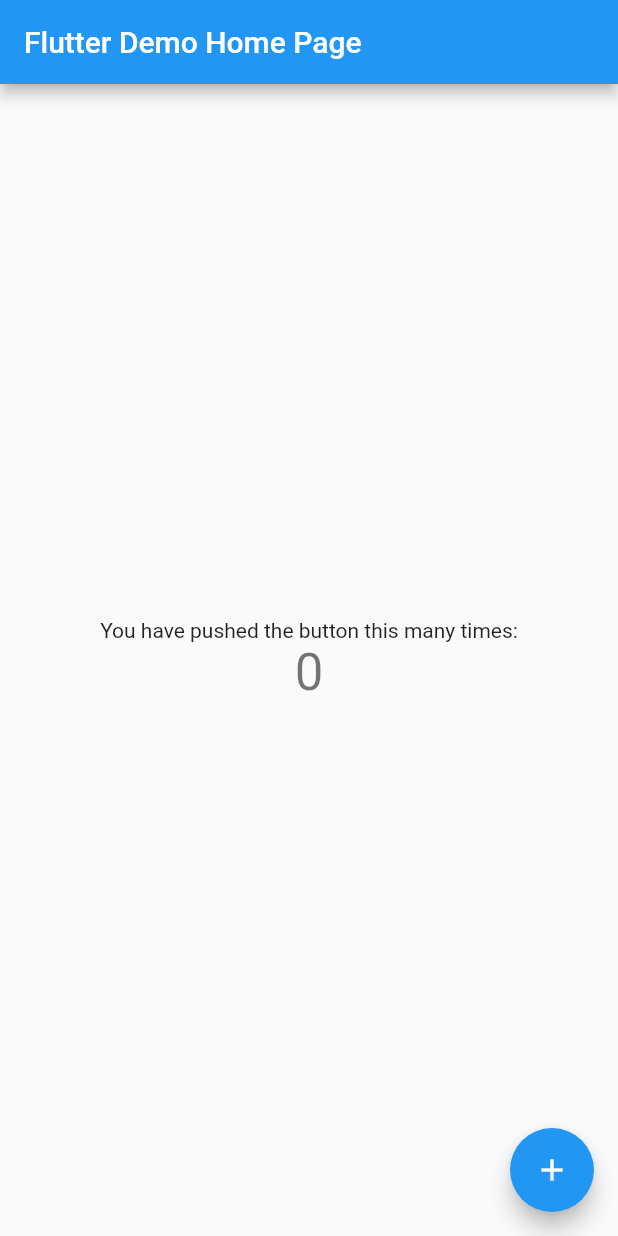
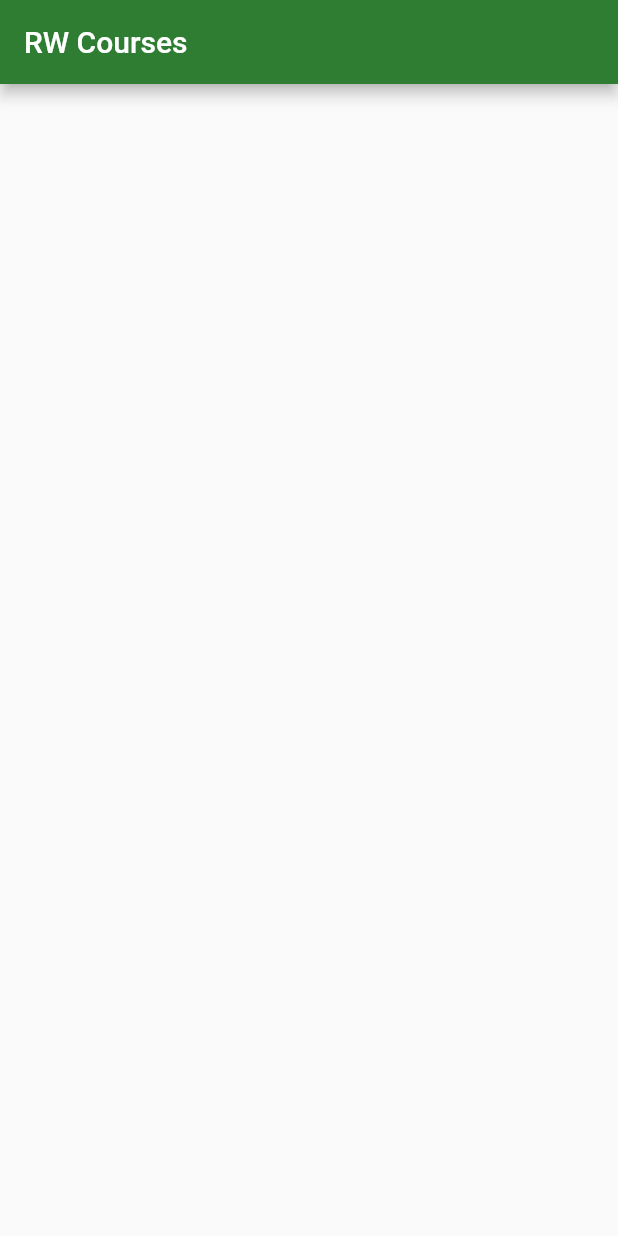
Before and after one commit to Uncensored-Developer/rwcourses, a Flutter app: the screen it shows after launch, on a phone screen of 412 x 824 dp. Run offline on Flutter 3.47's test engine with Material 2 defaults, Android fonts, the phone set to English and light mode, and no system bars.

Commit message:
Basic setup

```diff
--- a/lib/main.dart
+++ b/lib/main.dart
@@ -1,115 +1,10 @@
 import 'package:flutter/material.dart';
+import 'package:rwcourses/rwcourses_app.dart';
 
-void main() {
-  runApp(const MyApp());
-}
+import 'strings.dart';
 
-class MyApp extends StatelessWidget {
-  const MyApp({super.key});
-
-  // This widget is the root of your application.
-  @override
-  Widget build(BuildContext context) {
-    return MaterialApp(
-      title: 'Flutter Demo',
-      theme: ThemeData(
-        // This is the theme of your application.
-        //
-        // Try running your application with "flutter run". You'll see the
-        // application has a blue toolbar. Then, without quitting the app, try
-        // changing the primarySwatch below to Colors.green and then invoke
-        // "hot reload" (press "r" in the console where you ran "flutter run",
-        // or simply save your changes to "hot reload" in a Flutter IDE).
-        // Notice that the counter didn't reset back to zero; the application
-        // is not restarted.
-        primarySwatch: Colors.blue,
-      ),
-      home: const MyHomePage(title: 'Flutter Demo Home Page'),
-    );
-  }
-}
-
-class MyHomePage extends StatefulWidget {
-  const MyHomePage({super.key, required this.title});
-
-  // This widget is the home page of your application. It is stateful, meaning
-  // that it has a State object (defined below) that contains fields that affect
-  // how it looks.
-
-  // This class is the configuration for the state. It holds the values (in this
-  // case the title) provided by the parent (in this case the App widget) and
-  // used by the build method of the State. Fields in a Widget subclass are
-  // always marked "final".
-
-  final String title;
-
-  @override
-  State<MyHomePage> createState() => _MyHomePageState();
-}
-
-class _MyHomePageState extends State<MyHomePage> {
-  int _counter = 0;
-
-  void _incrementCounter() {
-    setState(() {
-      // This call to setState tells the Flutter framework that something has
-      // changed in this State, which causes it to rerun the build method below
-      // so that the display can reflect the updated values. If we changed
-      // _counter without calling setState(), then the build method would not be
-      // called again, and so nothing would appear to happen.
-      _counter++;
-    });
-  }
-
-  @override
-  Widget build(BuildContext context) {
-    // This method is rerun every time setState is called, for instance as done
-    // by the _incrementCounter method above.
-    //
-    // The Flutter framework has been optimized to make rerunning build methods
-    // fast, so that you can just rebuild anything that needs updating rather
-    // than having to individually change instances of widgets.
-    return Scaffold(
-      appBar: AppBar(
-        // Here we take the value from the MyHomePage object that was created by
-        // the App.build method, and use it to set our appbar title.
-        title: Text(widget.title),
-      ),
-      body: Center(
-        // Center is a layout widget. It takes a single child and positions it
-        // in the middle of the parent.
-        child: Column(
-          // Column is also a layout widget. It takes a list of children and
-          // arranges them vertically. By default, it sizes itself to fit its
-          // children horizontally, and tries to be as tall as its parent.
-          //
-          // Invoke "debug painting" (press "p" in the console, choose the
-          // "Toggle Debug Paint" action from the Flutter Inspector in Android
-          // Studio, or the "Toggle Debug Paint" command in Visual Studio Code)
-          // to see the wireframe for each widget.
-          //
-          // Column has various properties to control how it sizes itself and
-          // how it positions its children. Here we use mainAxisAlignment to
-          // center the children vertically; the main axis here is the vertical
-          // axis because Columns are vertical (the cross axis would be
-          // horizontal).
-          mainAxisAlignment: MainAxisAlignment.center,
-          children: <Widget>[
-            const Text(
-              'You have pushed the button this many times:',
-            ),
-            Text(
-              '$_counter',
-              style: Theme.of(context).textTheme.headline4,
-            ),
-          ],
-        ),
-      ),
-      floatingActionButton: FloatingActionButton(
-        onPressed: _incrementCounter,
-        tooltip: 'Increment',
-        child: const Icon(Icons.add),
-      ), // This trailing comma makes auto-formatting nicer for build methods.
-    );
-  }
-}
+void main() => runApp(MaterialApp(
+      title: Strings.appTitle,
+      theme: ThemeData(primaryColor: Colors.green.shade800),
+      home: const RWCoursesApp(),
+    ));
--- /dev/null
+++ b/lib/rwcourses_app.dart
@@ -0,0 +1,17 @@
+import 'package:flutter/material.dart';
+
+import 'strings.dart';
+
+class RWCoursesApp extends StatelessWidget {
+  const RWCoursesApp({Key? key}) : super(key: key);
+
+  @override
+  Widget build(BuildContext context) {
+    return Scaffold(
+      appBar: AppBar(
+        title: Text(Strings.appTitle),
+        backgroundColor: Colors.green.shade800,
+      ),
+    );
+  }
+}
```
Also changed, not shown: lib/constants.dart (added, +22 -0 lines), lib/ui/courses/courses_page.dart (added, +15 -0 lines), 1 other file.
